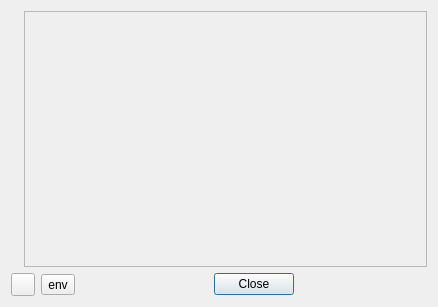
Above: Qt/lib/mainwindow/aboutbox/src/ui/aboutbox.ui from RinatB2017/mega_GIT before the change. Below: the same form after it.
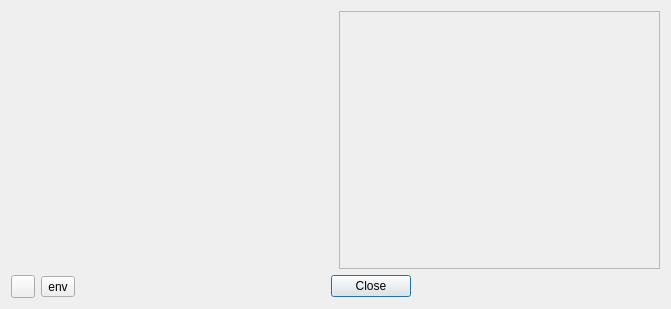
That is the form after the change. Icons and pictures are not drawn.

What changed in the file:
```diff
--- a/Qt/lib/mainwindow/aboutbox/src/ui/aboutbox.ui
+++ b/Qt/lib/mainwindow/aboutbox/src/ui/aboutbox.ui
@@ -6,8 +6,8 @@
    <rect>
     <x>0</x>
     <y>0</y>
-    <width>438</width>
-    <height>307</height>
+    <width>671</width>
+    <height>309</height>
    </rect>
   </property>
   <property name="windowTitle">
@@ -22,12 +22,6 @@
     <layout class="QHBoxLayout" name="horizontalLayout">
      <item>
       <widget class="QLabel" name="labelLogo">
-       <property name="sizePolicy">
-        <sizepolicy hsizetype="Fixed" vsizetype="Fixed">
-         <horstretch>0</horstretch>
-         <verstretch>0</verstretch>
-        </sizepolicy>
-       </property>
        <property name="pixmap">
         <pixmap resource="../../aboutbox.qrc">:/logo/logo.png</pixmap>
        </property>
```
Left out of the diff: 4 changed lines with no effect on the pictures.
